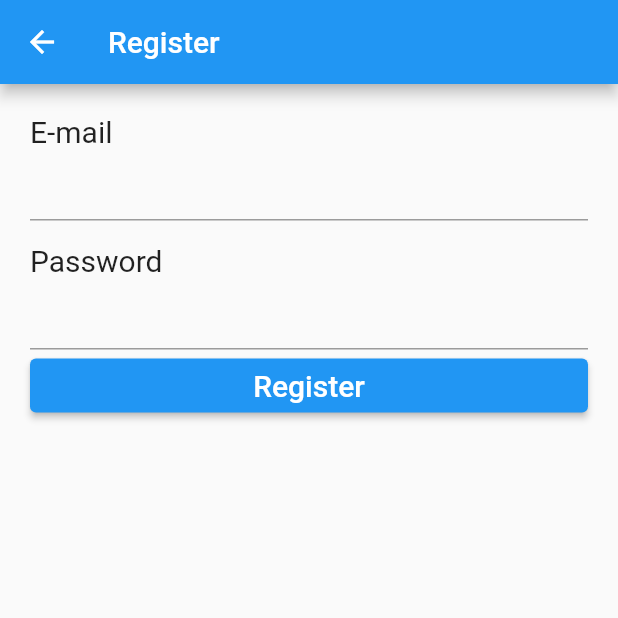
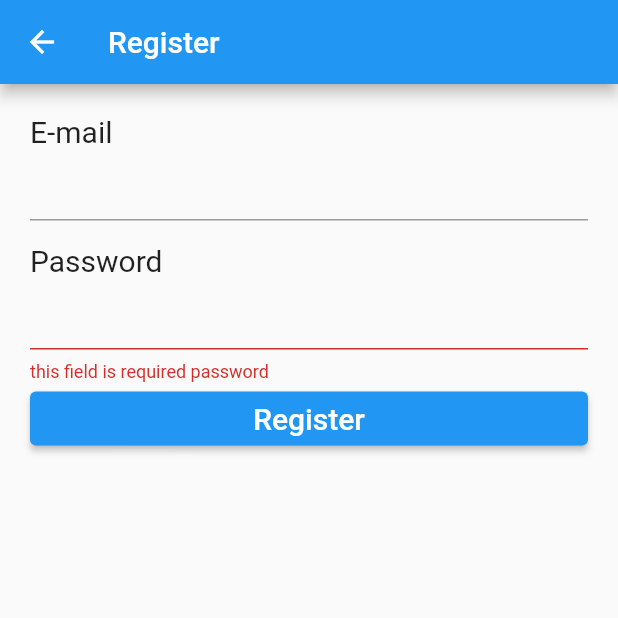
Before and after one commit to Newclaffly/flutter_covid_app, a Flutter app: the RegisterScreen screen opened directly, after a tap on "Register", on a phone screen of 412 x 824 dp, the top half of it. Run offline on Flutter 3.47's test engine with Material 2 defaults, Android fonts, the phone set to English and light mode, and no system bars; our stand-ins replace form_field_validator.

Commit message:
Add function validation email and password

```diff
--- a/lib/LoginScreen/register.dart
+++ b/lib/LoginScreen/register.dart
@@ -1,4 +1,6 @@
 import 'package:flutter/material.dart';
+import 'package:flutter_covid_app/model/profile.dart';
+import 'package:form_field_validator/form_field_validator.dart';
 
 class RegisterScreen extends StatefulWidget {
   const RegisterScreen({Key? key}) : super(key: key);
@@ -9,6 +11,8 @@ class RegisterScreen extends StatefulWidget {
 
 class _RegisterScreenState extends State<RegisterScreen> {
   final formKey = GlobalKey<FormState>();
+  Profile profile = Profile(email: '', password: '');
+
   @override
   Widget build(BuildContext context) {
     return Scaffold(
@@ -25,23 +29,37 @@ class _RegisterScreenState extends State<RegisterScreen> {
                   children: [
                     const Text('E-mail', style: TextStyle(fontSize: 20)),
                     TextFormField(
+                      validator: EmailValidator(errorText: 'this field is required e-mail'),
                       keyboardType: TextInputType.emailAddress,
+                      onSaved: (String? email) {
+                        profile.email = email!;
+                      },
                     ),
                     const SizedBox(
                       height: 15,
                     ),
                     const Text('Password', style: TextStyle(fontSize: 20)),
                     TextFormField(
+                      validator: RequiredValidator(errorText: 'this field is required password'),
                       obscureText: true,
+                      onSaved: (String? password) {
+                        profile.password = password!;
+                      },
                     ),
                     SizedBox(
                       width: double.infinity,
                       child: ElevatedButton(
-                          onPressed: () {},
-                          child: const Text(
-                            'Register',
-                            style: TextStyle(fontSize: 20),
-                          )),
+                        child: const Text('Register',
+                            style: TextStyle(fontSize: 20)),
+                        onPressed: () {
+                          print(formKey.currentState?.validate());
+                          if(formKey.currentState?.validate() == true){
+                              formKey.currentState?.save();
+                              print("email = ${profile.email} password = ${profile.password}");
+                             formKey.currentState?.reset();
+                          }
+                        },
+                      ),
                     )
                   ],
                 ),
--- a/lib/model/profile.dart
+++ /dev/null
@@ -1,6 +0,0 @@
-class Profile{
-  String email;
-  String password;
-
-  Profile({required this.email,required this.password});
-}
--- a/pubspec.yaml
+++ b/pubspec.yaml
@@ -34,6 +34,7 @@ dependencies:
   # The following adds the Cupertino Icons font to your application.
   # Use with the CupertinoIcons class for iOS style icons.
   cupertino_icons: ^1.0.2
+  form_field_validator: ^1.1.0
 
 dev_dependencies:
   flutter_test:
```
Also changed, not shown: pubspec.lock.
